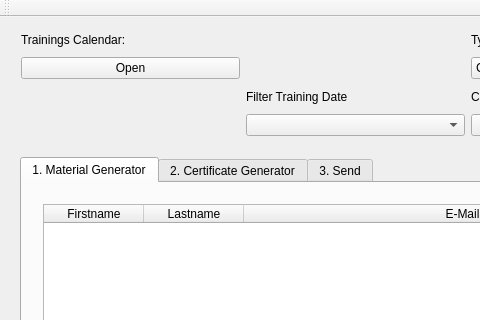
Before: the Qt Designer form ui/mainwindow.ui in QVllasa/TrainingTool, drawn with Qt 5; both pictures show x 0 to 480 and y 0 to 320 of the 719 by 583 pixel window.
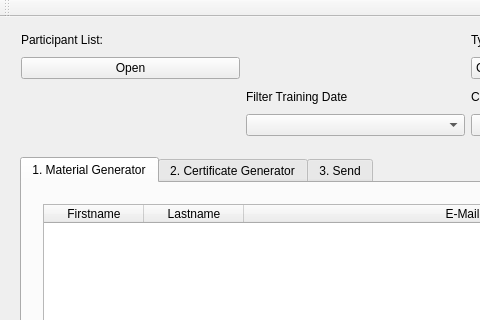
After: the same form once the commit is applied.

Diff of the .ui file:
```diff
--- a/ui/mainwindow.ui
+++ b/ui/mainwindow.ui
@@ -486,7 +486,7 @@
      <item row="0" column="0">
       <widget class="QLabel" name="label_13">
        <property name="text">
-        <string>Trainings Calendar:</string>
+        <string>Participant List:</string>
        </property>
       </widget>
      </item>
```
